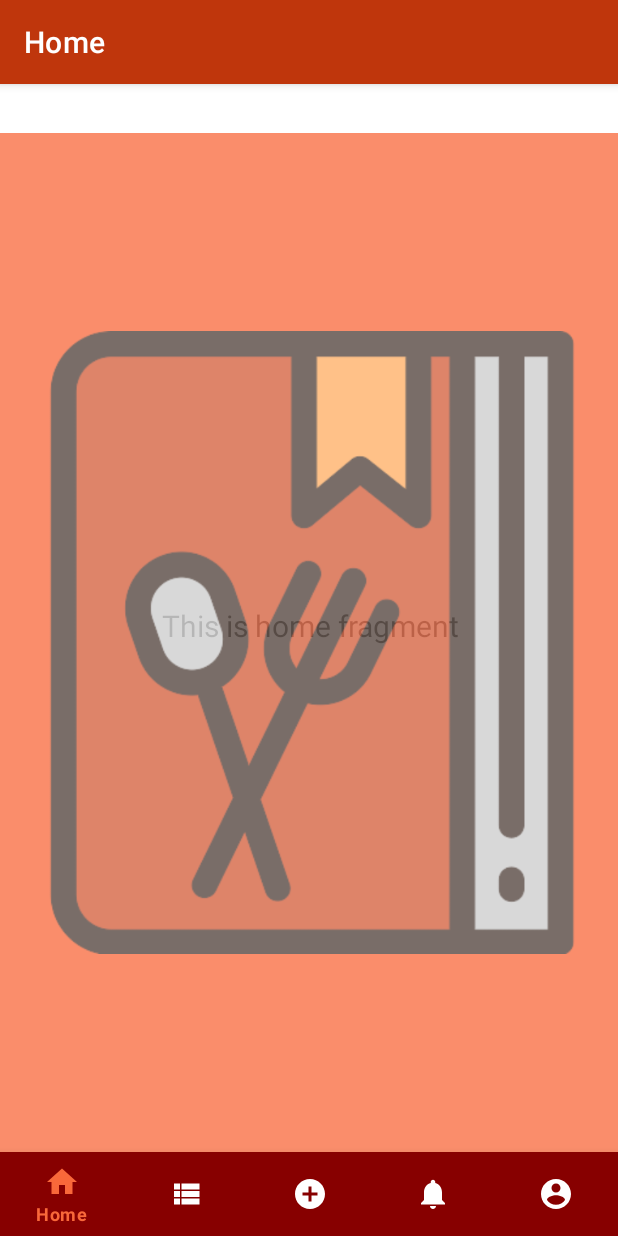
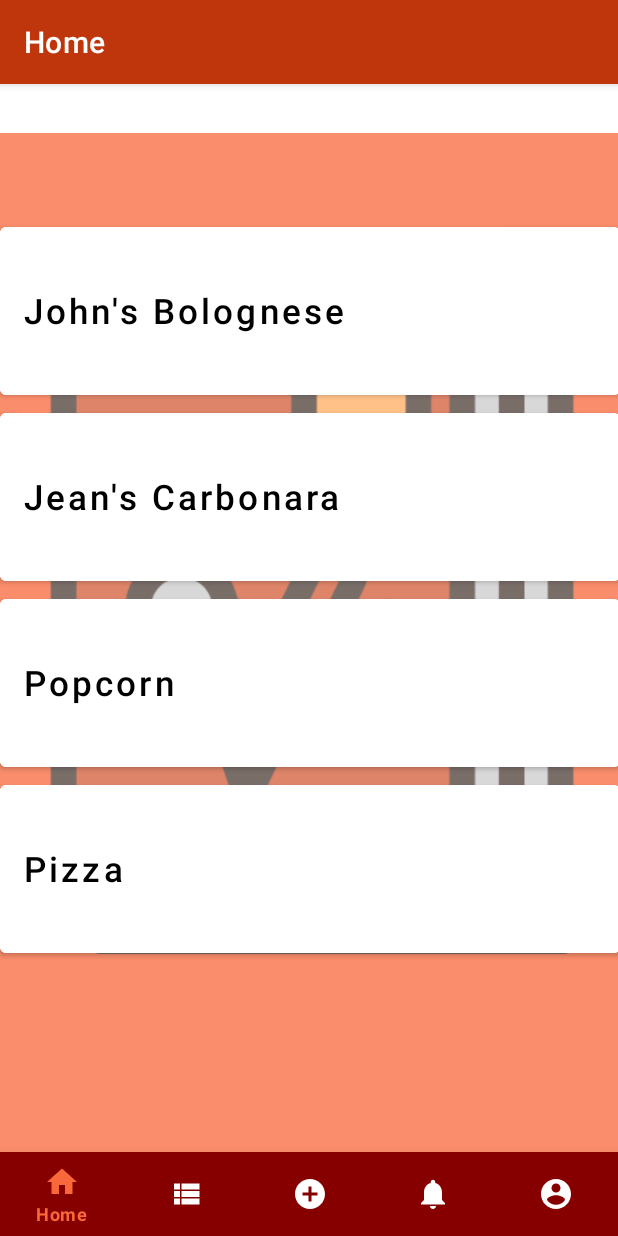
Before and after one commit to cookin-by-the-book/cookin-android, an Android app: the screen it shows after launch (MainActivity), on a phone screen of 412 x 824 dp. Run offline under Robolectric (Android 15) with nearby library versions, the phone set to English and light mode, and no system bars; our stand-ins replace navigation-ui.

Commit message:
Completed preliminary version of feed page.

```diff
--- a/cookin_by_the_book/app/src/main/java/com/mobileappdev/cookinbythebook/MainActivity.java
+++ b/cookin_by_the_book/app/src/main/java/com/mobileappdev/cookinbythebook/MainActivity.java
@@ -1,6 +1,8 @@
 package com.mobileappdev.cookinbythebook;
 
 import android.os.Bundle;
+import android.view.View;
+import android.view.ViewGroup;
 
 import com.google.android.material.bottomnavigation.BottomNavigationView;
 
@@ -29,6 +31,21 @@ public class MainActivity extends AppCompatActivity {
         if(getActionBar() != null){
             getActionBar().hide();
         }
+
+        View background = this.findViewById(R.id.imageView);
+        sendViewToBack(background);
+
+        //View home_recipe_button01 = this.findViewById(R.id.button);
+    }
+
+    // This makes sure that our background art is always behind everything else
+    public void sendViewToBack(View child) {
+
+        final ViewGroup mParent = (ViewGroup)child.getParent();
+        if (null != mParent) {
+            mParent.removeView(child);
+            mParent.addView(child, 0);
+        }
     }
 
 }
--- a/cookin_by_the_book/app/src/main/java/com/mobileappdev/cookinbythebook/ui/home/HomeViewModel.java
+++ b/cookin_by_the_book/app/src/main/java/com/mobileappdev/cookinbythebook/ui/home/HomeViewModel.java
@@ -1,4 +1,6 @@
 package com.mobileappdev.cookinbythebook.ui.home;
+
+import android.widget.Button;
 
 import androidx.lifecycle.LiveData;
 import androidx.lifecycle.MutableLiveData;
@@ -10,7 +12,7 @@ public class HomeViewModel extends ViewModel {
 
     public HomeViewModel() {
         mText = new MutableLiveData<>();
-        mText.setValue("This is home fragment");
+        mText.setValue("");
     }
 
     public LiveData<String> getText() {
--- a/cookin_by_the_book/app/src/main/res/layout/activity_main.xml
+++ b/cookin_by_the_book/app/src/main/res/layout/activity_main.xml
@@ -35,7 +35,7 @@
         android:id="@+id/imageView"
         android:layout_width="415dp"
         android:layout_height="679dp"
-        android:alpha="0.75"
+        android:alpha=".75"
         android:background="@color/primary_light"
         android:contentDescription="@string/logo_description"
         app:layout_constraintBottom_toTopOf="@+id/nav_view"
--- a/cookin_by_the_book/app/src/main/res/layout/fragment_home.xml
+++ b/cookin_by_the_book/app/src/main/res/layout/fragment_home.xml
@@ -11,12 +11,74 @@
         android:layout_width="match_parent"
         android:layout_height="wrap_content"
         android:layout_marginStart="8dp"
-        android:layout_marginTop="8dp"
+        android:layout_marginTop="24dp"
         android:layout_marginEnd="8dp"
         android:textAlignment="center"
         android:textSize="20sp"
         app:layout_constraintBottom_toBottomOf="parent"
         app:layout_constraintEnd_toEndOf="parent"
+        app:layout_constraintHorizontal_bias="0.0"
         app:layout_constraintStart_toStartOf="parent"
-        app:layout_constraintTop_toTopOf="parent" />
+        app:layout_constraintTop_toTopOf="parent"
+        app:layout_constraintVertical_bias="0.458" />
+
+    <Button
+        android:id="@+id/button"
+        android:layout_width="0dp"
+        android:layout_height="124dp"
+        android:layout_marginTop="100dp"
+        android:backgroundTint="@android:color/white"
+        android:text="John's Bolognese"
+        android:textColor="@android:color/black"
+        app:layout_constraintEnd_toEndOf="parent"
+        app:layout_constraintStart_toStartOf="parent"
+        app:layout_constraintTop_toTopOf="parent"
+        android:textAllCaps="false"
+        android:textSize="23dp"
+        android:gravity="left|center_vertical"
+        />
+
+    <Button
+        android:id="@+id/button2"
+        android:layout_width="0dp"
+        android:layout_height="124dp"
+        android:backgroundTint="@android:color/white"
+        android:gravity="left|center_vertical"
+        android:text="Jean's Carbonara"
+        android:textAllCaps="false"
+        android:textColor="@android:color/black"
+        android:textSize="23dp"
+        app:layout_constraintEnd_toEndOf="parent"
+        app:layout_constraintStart_toStartOf="parent"
+        app:layout_constraintTop_toBottomOf="@+id/button" />
+
+    <Button
+        android:id="@+id/button3"
+        android:layout_width="0dp"
+        android:layout_height="124dp"
+        android:text="Popcorn"
+        app:layout_constraintEnd_toEndOf="parent"
+        app:layout_constraintStart_toStartOf="parent"
+        app:layout_constraintTop_toBottomOf="@+id/button2"
+        android:backgroundTint="@android:color/white"
+        android:gravity="left|center_vertical"
+        android:textAllCaps="false"
+        android:textColor="@android:color/black"
+        android:textSize="23dp"
+        />
+
+    <Button
+        android:id="@+id/button4"
+        android:layout_width="0dp"
+        android:layout_height="124dp"
+        android:text="Pizza"
+        app:layout_constraintEnd_toEndOf="parent"
+        app:layout_constraintStart_toStartOf="parent"
+        app:layout_constraintTop_toBottomOf="@+id/button3"
+        android:backgroundTint="@android:color/white"
+        android:gravity="left|center_vertical"
+        android:textAllCaps="false"
+        android:textColor="@android:color/black"
+        android:textSize="23dp"
+        />
 </androidx.constraintlayout.widget.ConstraintLayout>
--- a/cookin_by_the_book/build.gradle
+++ b/cookin_by_the_book/build.gradle
@@ -5,7 +5,7 @@ buildscript {
         jcenter()
     }
     dependencies {
-        classpath "com.android.tools.build:gradle:4.1.2"
+        classpath 'com.android.tools.build:gradle:4.1.3'
 
         // NOTE: Do not place your application dependencies here; they belong
         // in the individual module build.gradle files
```
